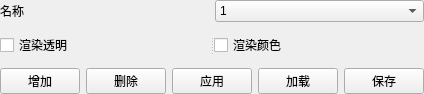
Old version of the form Tools/INimage3D/addvaluesbase.ui in the repository zyq1569/HealthApp.
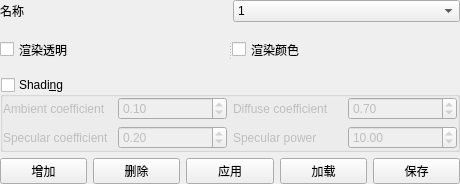
New version of the form.

```diff
--- a/Tools/INimage3D/addvaluesbase.ui
+++ b/Tools/INimage3D/addvaluesbase.ui
@@ -6,8 +6,8 @@
    <rect>
     <x>0</x>
     <y>0</y>
-    <width>312</width>
-    <height>94</height>
+    <width>460</width>
+    <height>184</height>
    </rect>
   </property>
   <layout class="QVBoxLayout" name="verticalLayout">
@@ -73,6 +73,98 @@
      </widget>
     </widget>
    </item>
+   <item>
+    <widget class="QGroupBox" name="m_shadingGroupBox">
+     <property name="title">
+      <string>Shadi&amp;ng</string>
+     </property>
+     <property name="checkable">
+      <bool>true</bool>
+     </property>
+     <property name="checked">
+      <bool>false</bool>
+     </property>
+     <layout class="QGridLayout" name="gridLayout">
+      <item row="0" column="0">
+       <widget class="QLabel" name="m_ambientCoefficientLabel">
+        <property name="text">
+         <string>Ambient coefficient</string>
+        </property>
+       </widget>
+      </item>
+      <item row="0" column="1">
+       <widget class="QDoubleSpinBox" name="m_ambientCoefficientDoubleSpinBox">
+        <property name="maximum">
+         <double>1.000000000000000</double>
+        </property>
+        <property name="singleStep">
+         <double>0.010000000000000</double>
+        </property>
+        <property name="value">
+         <double>0.100000000000000</double>
+        </property>
+       </widget>
+      </item>
+      <item row="0" column="2">
+       <widget class="QLabel" name="m_diffuseCoefficientLabel">
+        <property name="text">
+         <string>Diffuse coefficient</string>
+        </property>
+       </widget>
+      </item>
+      <item row="0" column="3">
+       <widget class="QDoubleSpinBox" name="m_diffuseCoefficientDoubleSpinBox">
+        <property name="maximum">
+         <double>1.000000000000000</double>
+        </property>
+        <property name="singleStep">
+         <double>0.010000000000000</double>
+        </property>
+        <property name="value">
+         <double>0.700000000000000</double>
+        </property>
+       </widget>
+      </item>
+      <item row="1" column="0">
+       <widget class="QLabel" name="m_specularCoefficientLabel">
+        <property name="text">
+         <string>Specular coefficient</string>
+        </property>
+       </widget>
+      </item>
+      <item row="1" column="1">
+       <widget class="QDoubleSpinBox" name="m_specularCoefficientDoubleSpinBox">
+        <property name="maximum">
+         <double>1.000000000000000</double>
+        </property>
+        <property name="singleStep">
+         <double>0.010000000000000</double>
+        </property>
+        <property name="value">
+         <double>0.200000000000000</double>
+        </property>
+       </widget>
+      </item>
+      <item row="1" column="2">
+       <widget class="QLabel" name="m_specularPowerLabel">
+        <property name="text">
+         <string>Specular power</string>
+        </property>
+       </widget>
+      </item>
+      <item row="1" column="3">
+       <widget class="QDoubleSpinBox" name="m_specularPowerDoubleSpinBox">
+        <property name="maximum">
+         <double>128.000000000000000</double>
+        </property>
+        <property name="value">
+         <double>10.000000000000000</double>
+        </property>
+       </widget>
+      </item>
+     </layout>
+    </widget>
+   </item>
    <item>
     <layout class="QHBoxLayout">
      <property name="spacing">
```
